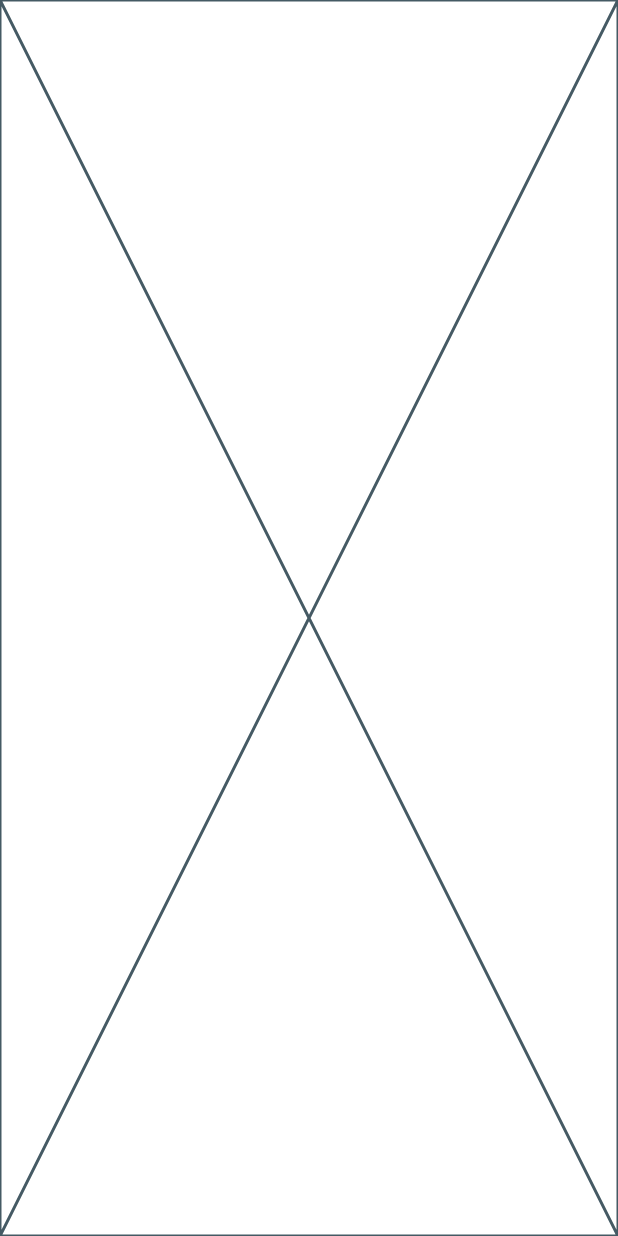
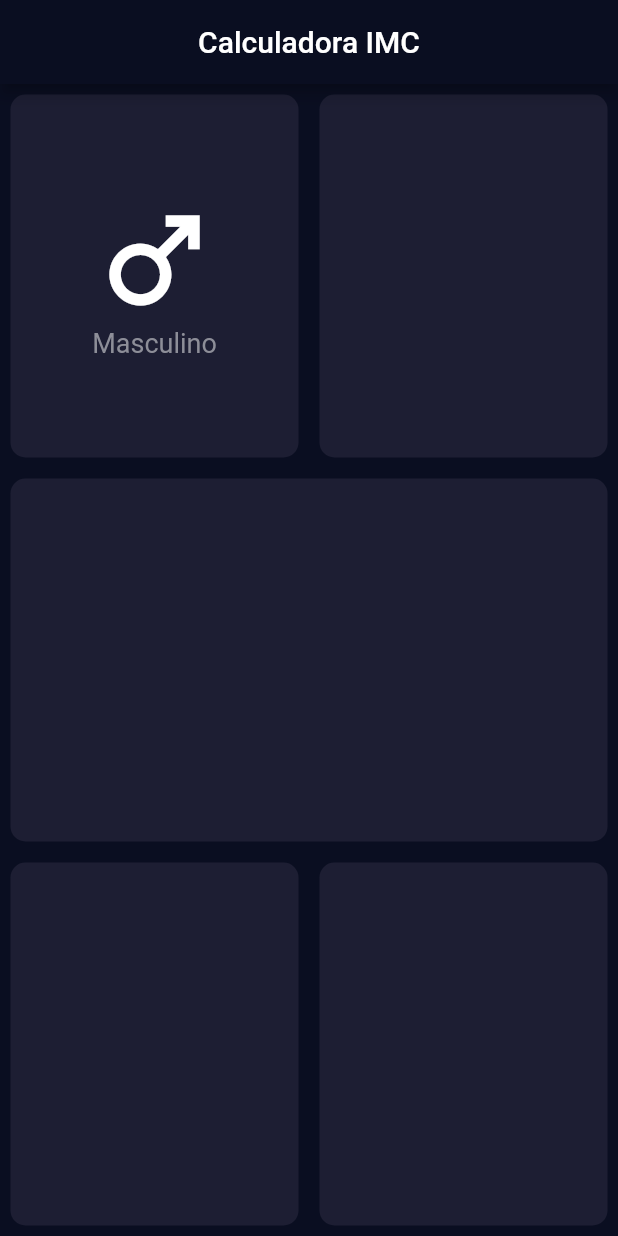
Before and after one commit to Rafoshi/flutter-calculadora-imc, a Flutter app: the screen it shows after launch, on a phone screen of 412 x 824 dp. Run offline on Flutter 3.47's test engine with Material 2 defaults, Android fonts, the phone set to English and light mode, and no system bars.

Commit message:
Começo componentes

```diff
--- /dev/null
+++ b/lib/components/custom_card.dart
@@ -0,0 +1,21 @@
+import 'package:flutter/material.dart';
+import 'package:calculadora_imc/constants.dart';
+
+class CustomCard extends StatelessWidget {
+  final Widget? child;
+  const CustomCard({super.key, this.child});
+
+  @override
+  Widget build(BuildContext context) {
+    return Expanded(
+      child: Container(
+        margin: EdgeInsets.all(7),
+        decoration: BoxDecoration(
+          color: activeCardColor,
+          borderRadius: BorderRadius.circular(10),
+        ),
+        child: child,
+      ),
+    );
+  }
+}
--- /dev/null
+++ b/lib/components/custom_card_decoration.dart
@@ -0,0 +1,23 @@
+import 'package:flutter/material.dart';
+import 'package:calculadora_imc/constants.dart';
+
+class CustomCardDecoration extends StatelessWidget {
+  const CustomCardDecoration({super.key});
+
+  @override
+  Widget build(BuildContext context) {
+    return Column(
+      mainAxisAlignment: MainAxisAlignment.center,
+      children: [
+        Icon(
+          Icons.male,
+          size: 90,
+        ),
+        Text(
+          "Masculino",
+          style: labelTextStyle,
+        ),
+      ],
+    );
+  }
+}
--- a/lib/pages/calculadora_page.dart
+++ b/lib/pages/calculadora_page.dart
@@ -1,3 +1,5 @@
+import 'package:calculadora_imc/components/custom_card.dart';
+import 'package:calculadora_imc/components/custom_card_decoration.dart';
 import 'package:flutter/material.dart';
 
 class CalculadoraPage extends StatefulWidget {
@@ -10,6 +12,34 @@ class CalculadoraPage extends StatefulWidget {
 class _CalculadoraPageState extends State<CalculadoraPage> {
   @override
   Widget build(BuildContext context) {
-    return const Placeholder();
+    return Scaffold(
+      appBar: AppBar(
+        title: const Text("Calculadora IMC"),
+        centerTitle: true,
+      ),
+      body: Column(
+        children: [
+          Expanded(
+            child: Row(
+              children: [
+                CustomCard(
+                  child: CustomCardDecoration(),
+                ),
+                CustomCard(),
+              ],
+            ),
+          ),
+          CustomCard(),
+          Expanded(
+            child: Row(
+              children: [
+                CustomCard(),
+                CustomCard(),
+              ],
+            ),
+          ),
+        ],
+      ),
+    );
   }
 }
```
